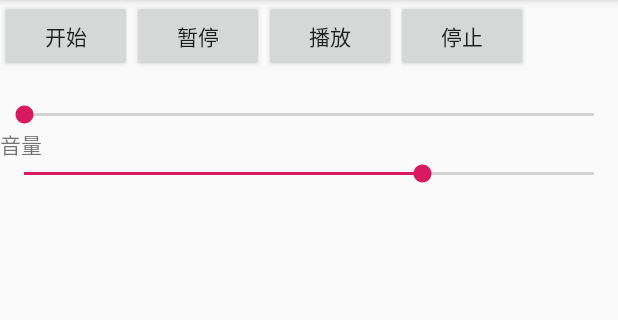
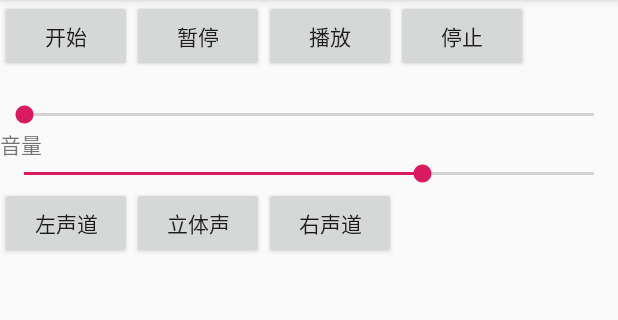
Before and after one commit to lxltiger/Music, an Android app: the screen it shows after launch (MainActivity), on a phone screen of 412 x 824 dp, the part 84-404 px from its top. Run offline under Robolectric (Android 15) with nearby library versions, the phone set to English and light mode, and no system bars; 9 statements that could not run were skipped.

Commit message:
添加左右声道和立体声切换

```diff
--- a/app/src/main/res/layout/activity_main.xml
+++ b/app/src/main/res/layout/activity_main.xml
@@ -79,4 +79,38 @@
         android:max="100" />
 
 
+    <LinearLayout
+        android:layout_width="match_parent"
+        android:layout_height="wrap_content"
+        android:orientation="horizontal">
+        <Button
+            android:id="@+id/left"
+            android:layout_width="wrap_content"
+            android:layout_height="wrap_content"
+            android:onClick="left"
+            android:text="左声道"
+            app:layout_constraintLeft_toLeftOf="parent"
+            app:layout_constraintRight_toRightOf="parent"
+            app:layout_constraintTop_toBottomOf="@id/sample_text" />
+
+        <Button
+            android:id="@+id/center"
+            android:layout_width="wrap_content"
+            android:layout_height="wrap_content"
+            android:onClick="center"
+            android:text="立体声"
+            app:layout_constraintLeft_toLeftOf="parent"
+            app:layout_constraintRight_toRightOf="parent"
+            app:layout_constraintTop_toBottomOf="@id/two" />
+
+        <Button
+            android:id="@+id/right"
+            android:layout_width="wrap_content"
+            android:layout_height="wrap_content"
+            android:onClick="right"
+            android:text="右声道"
+            app:layout_constraintLeft_toLeftOf="parent"
+            app:layout_constraintRight_toRightOf="parent"
+            app:layout_constraintTop_toBottomOf="@id/three" />
+    </LinearLayout>
 </LinearLayout>
--- a/player/src/main/java/kimascend/com/player/Player.java
+++ b/player/src/main/java/kimascend/com/player/Player.java
@@ -152,6 +152,8 @@ public class Player {
     private native void set_Volume(int volume);
     public native void seek(int seconds);
 
+    public native void setMute(int mute);
+
     public native int getDuration();
 
 }
```
Also changed, not shown: app/src/main/java/kimascend/com/music/MainActivity.java (+14 -0 lines), 5 other files.
